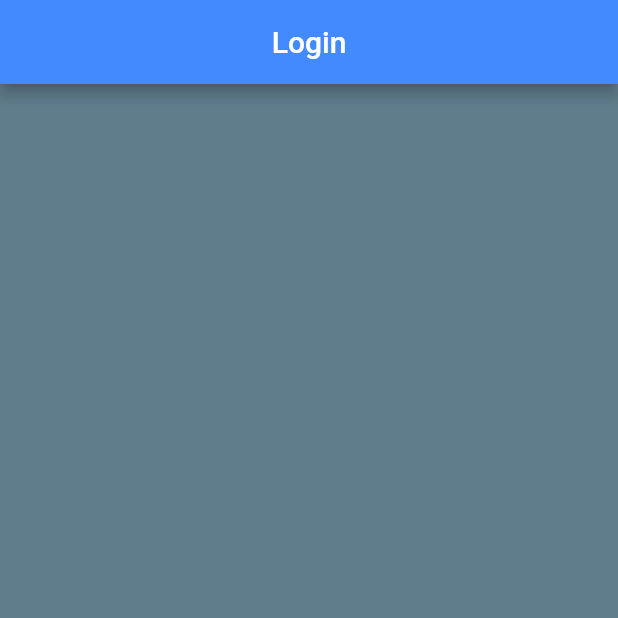
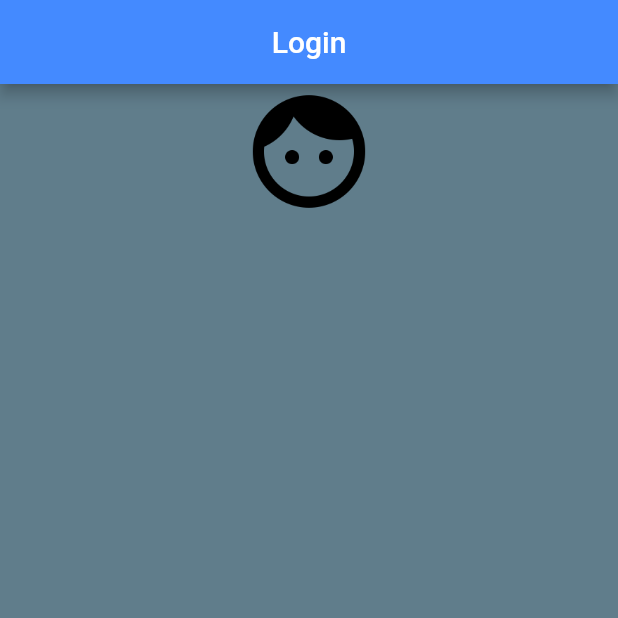
Before and after one commit to ashenmalaka/Flutter_Login_App, a Flutter app: the screen it shows after launch, on a phone screen of 412 x 824 dp, the top half of it. Run offline on Flutter 3.47's test engine with Material 2 defaults, Android fonts, the phone set to English and light mode, and no system bars.

```diff
--- a/lib/ui/login.dart
+++ b/lib/ui/login.dart
@@ -21,6 +21,20 @@ class LoginState extends State<Login>{
 
       backgroundColor: Colors.blueGrey,
 
+      body: new Container(
+        alignment: Alignment.topCenter,
+        child: new Column(
+          children: <Widget>[
+            //image icon
+            new Image.asset(
+              "images/face.png",
+              width: 90.0,
+              height: 90.0,
+            )
+          ],
+        ),
+      ),
+
     );
   }
 
```
